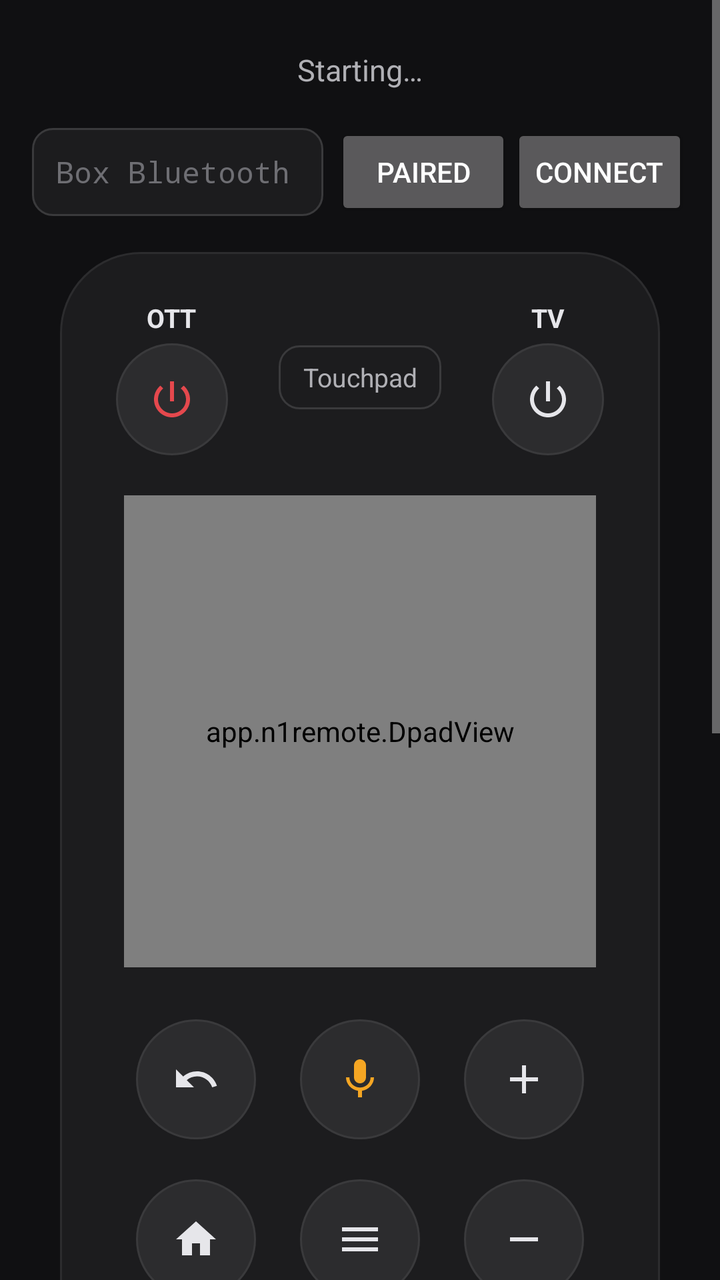
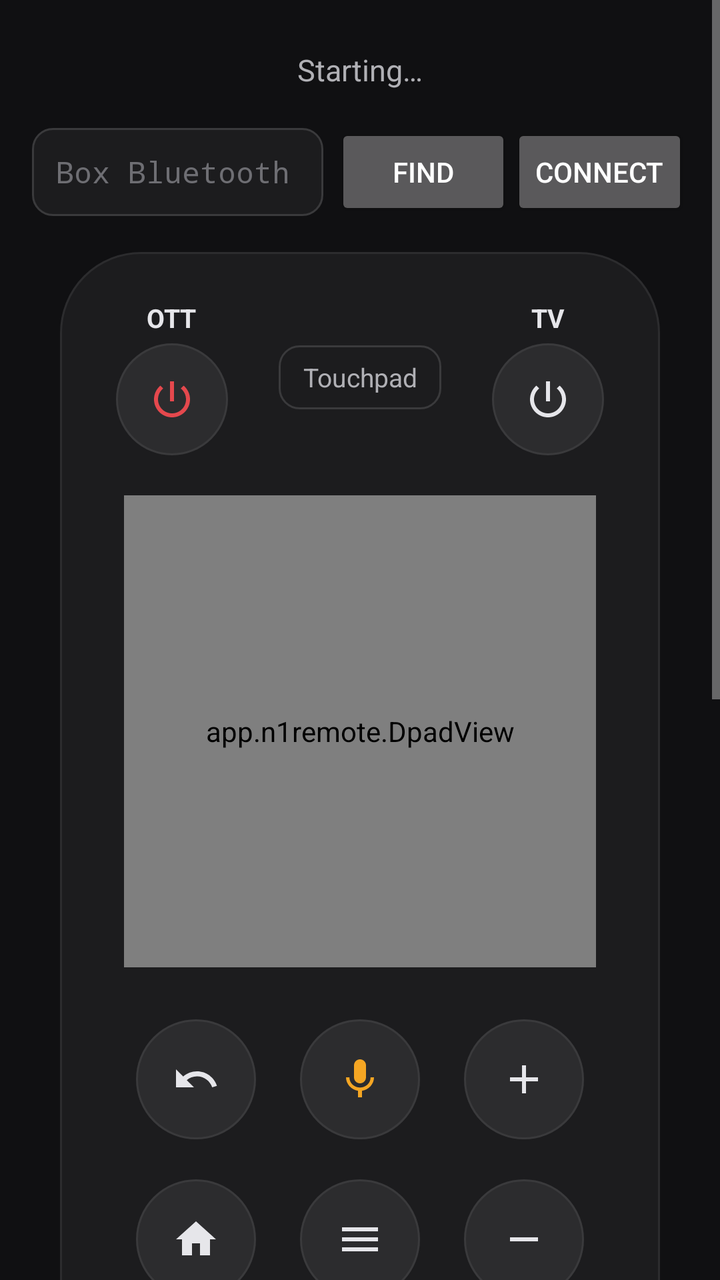

Two renders of the same Android screen: before a commit and after it. Below are the layout's source before the change and the commit's diff.
<!-- AndroidManifest.xml: application theme android:Theme.Material.NoActionBar -->
<!-- res/layout/activity_main.xml -->
<?xml version="1.0" encoding="utf-8"?>
<ScrollView xmlns:android="http://schemas.android.com/apk/res/android"
    android:layout_width="match_parent"
    android:layout_height="match_parent"
    android:background="#FF101012"
    android:fillViewport="true"
    android:fitsSystemWindows="true">

    <LinearLayout
        android:layout_width="match_parent"
        android:layout_height="wrap_content"
        android:gravity="center_horizontal"
        android:orientation="vertical"
        android:padding="16dp">

        <TextView
            android:id="@+id/status"
            android:layout_width="match_parent"
            android:layout_height="wrap_content"
            android:gravity="center"
            android:minLines="2"
            android:text="@string/status_init"
            android:textColor="#FFB0B0B5"
            android:textSize="15sp" />

        <LinearLayout
            android:id="@+id/link_row"
            android:layout_width="match_parent"
            android:layout_height="wrap_content"
            android:layout_marginTop="8dp"
            android:gravity="center_vertical"
            android:orientation="horizontal">

            <EditText
                android:id="@+id/mac"
                android:layout_width="0dp"
                android:layout_height="44dp"
                android:layout_weight="1"
                android:background="@drawable/bg_input"
                android:fontFamily="monospace"
                android:hint="@string/mac_hint"
                android:importantForAutofill="no"
                android:inputType="textCapCharacters|textNoSuggestions"
                android:maxLength="17"
                android:paddingStart="12dp"
                android:paddingEnd="12dp"
                android:singleLine="true"
                android:textColor="#FFFFFFFF"
                android:textColorHint="#FF6E6E73"
                android:textSize="15sp" />

            <Button
                android:id="@+id/pick"
                android:layout_width="wrap_content"
                android:layout_height="wrap_content"
                android:layout_marginStart="6dp"
                android:text="@string/paired" />

            <Button
                android:id="@+id/connect"
                android:layout_width="wrap_content"
                android:layout_height="wrap_content"
                android:text="@string/connect" />
        </LinearLayout>

        <LinearLayout
            android:layout_width="300dp"
            android:layout_height="wrap_content"
            android:layout_marginTop="16dp"
            android:background="@drawable/bg_body"
            android:gravity="center_horizontal"
            android:orientation="vertical"
            android:paddingStart="28dp"
            android:paddingTop="24dp"
            android:paddingEnd="28dp"
            android:paddingBottom="28dp">

            <RelativeLayout
                android:layout_width="match_parent"
                android:layout_height="wrap_content">

                <LinearLayout
                    android:layout_width="wrap_content"
                    android:layout_height="wrap_content"
                    android:layout_alignParentStart="true"
                    android:gravity="center_horizontal"
                    android:orientation="vertical">

                    <TextView
                        android:layout_width="wrap_content"
                        android:layout_height="wrap_content"
                        android:text="OTT"
                        android:textColor="#FFE6E6EA"
                        android:textSize="13sp"
                        android:textStyle="bold" />

                    <ImageButton
                        android:id="@+id/btn_power"
                        android:layout_width="56dp"
                        android:layout_height="56dp"
                        android:layout_marginTop="4dp"
                        android:background="@drawable/btn_round"
                        android:contentDescription="@string/cd_power"
                        android:src="@drawable/ic_power"
                        android:tint="#FFE5484D" />
                </LinearLayout>

                <TextView
                    android:id="@+id/mode"
                    android:layout_width="wrap_content"
                    android:layout_height="32dp"
                    android:layout_centerInParent="true"
                    android:layout_marginTop="12dp"
                    android:background="@drawable/bg_input"
                    android:gravity="center"
                    android:paddingStart="12dp"
                    android:paddingEnd="12dp"
                    android:text="@string/mode_touchpad"
                    android:textColor="#FFB0B0B5"
                    android:textSize="13sp" />

                <LinearLayout
                    android:layout_width="wrap_content"
                    android:layout_height="wrap_content"
                    android:layout_alignParentEnd="true"
                    android:gravity="center_horizontal"
                    android:orientation="vertical">

                    <TextView
                        android:layout_width="wrap_content"
                        android:layout_height="wrap_content"
                        android:text="TV"
                        android:textColor="#FFE6E6EA"
                        android:textSize="13sp"
                        android:textStyle="bold" />

                    <ImageButton
                        android:id="@+id/btn_tv"
                        android:layout_width="56dp"
                        android:layout_height="56dp"
                        android:layout_marginTop="4dp"
                        android:background="@drawable/btn_round"
                        android:contentDescription="@string/cd_tv"
                        android:src="@drawable/ic_power"
                        android:tint="#FFE6E6EA" />
                </LinearLayout>
            </RelativeLayout>

            <app.n1remote.DpadView
                android:id="@+id/dpad"
                android:layout_width="236dp"
                android:layout_height="236dp"
                android:layout_marginTop="20dp" />

            <app.n1remote.TouchpadView
                android:id="@+id/touchpad"
                android:layout_width="236dp"
                android:layout_height="236dp"
                android:layout_marginTop="20dp"
                android:visibility="gone" />

            <LinearLayout
                android:layout_width="wrap_content"
                android:layout_height="wrap_content"
                android:layout_marginTop="26dp"
                android:orientation="horizontal">

                <ImageButton
                    android:id="@+id/btn_back"
                    android:layout_width="60dp"
                    android:layout_height="60dp"
                    android:background="@drawable/btn_round"
                    android:contentDescription="@string/cd_back"
                    android:src="@drawable/ic_back"
                    android:tint="#FFE6E6EA" />

                <ImageButton
                    android:id="@+id/btn_voice"
                    android:layout_width="60dp"
                    android:layout_height="60dp"
                    android:layout_marginStart="22dp"
                    android:layout_marginEnd="22dp"
                    android:background="@drawable/btn_round"
                    android:contentDescription="@string/cd_voice"
                    android:src="@drawable/ic_mic"
                    android:tint="#FFF5A623" />

                <ImageButton
                    android:id="@+id/btn_vol_up"
                    android:layout_width="60dp"
                    android:layout_height="60dp"
                    android:background="@drawable/btn_round"
                    android:contentDescription="@string/cd_vol_up"
                    android:src="@drawable/ic_add"
                    android:tint="#FFE6E6EA" />
            </LinearLayout>

            <LinearLayout
                android:layout_width="wrap_content"
                android:layout_height="wrap_content"
                android:layout_marginTop="20dp"
                android:orientation="horizontal">

                <ImageButton
                    android:id="@+id/btn_home"
                    android:layout_width="60dp"
                    android:layout_height="60dp"
                    android:background="@drawable/btn_round"
                    android:contentDescription="@string/cd_home"
                    android:src="@drawable/ic_home"
                    android:tint="#FFE6E6EA" />

                <ImageButton
                    android:id="@+id/btn_menu"
                    android:layout_width="60dp"
                    android:layout_height="60dp"
                    android:layout_marginStart="22dp"
                    android:layout_marginEnd="22dp"
                    android:background="@drawable/btn_round"
                    android:contentDescription="@string/cd_menu"
                    android:src="@drawable/ic_menu"
                    android:tint="#FFE6E6EA" />

                <ImageButton
                    android:id="@+id/btn_vol_down"
                    android:layout_width="60dp"
                    android:layout_height="60dp"
                    android:background="@drawable/btn_round"
                    android:contentDescription="@string/cd_vol_down"
                    android:src="@drawable/ic_remove"
                    android:tint="#FFE6E6EA" />
            </LinearLayout>

            <TextView
                android:layout_width="wrap_content"
                android:layout_height="wrap_content"
                android:layout_marginTop="40dp"
                android:letterSpacing="0.3"
                android:text="N1 REMOTE"
                android:textColor="#FF8E8E93"
                android:textSize="14sp"
                android:textStyle="bold" />
        </LinearLayout>

        <TextView
            android:layout_width="match_parent"
            android:layout_height="wrap_content"
            android:layout_marginTop="14dp"
            android:lineSpacingExtra="3dp"
            android:text="@string/hint"
            android:textColor="#FF8E8E93"
            android:textSize="13sp" />
    </LinearLayout>
</ScrollView>
<!-- resources referenced by this layout -->
<resources>
  <!-- drawable bg_body (drawable) -->
  <?xml version="1.0" encoding="utf-8"?>
  <shape xmlns:android="http://schemas.android.com/apk/res/android" android:shape="rectangle">
      <solid android:color="#FF1C1C1E" />
      <stroke android:width="1dp" android:color="#FF2C2C2E" />
      <corners android:radius="40dp" />
  </shape>
  <!-- drawable bg_input (drawable) -->
  <?xml version="1.0" encoding="utf-8"?>
  <shape xmlns:android="http://schemas.android.com/apk/res/android" android:shape="rectangle">
      <solid android:color="#FF1C1C1E" />
      <stroke android:width="1dp" android:color="#FF3A3A3C" />
      <corners android:radius="10dp" />
  </shape>
  <!-- drawable ic_add (drawable) -->
  <?xml version="1.0" encoding="utf-8"?>
  <vector xmlns:android="http://schemas.android.com/apk/res/android"
      android:width="24dp" android:height="24dp" android:viewportWidth="24" android:viewportHeight="24">
      <path android:fillColor="#FFFFFFFF" android:pathData="M19,13h-6v6h-2v-6H5v-2h6V5h2v6h6v2z" />
  </vector>
  <!-- drawable ic_home (drawable) -->
  <?xml version="1.0" encoding="utf-8"?>
  <vector xmlns:android="http://schemas.android.com/apk/res/android"
      android:width="24dp" android:height="24dp" android:viewportWidth="24" android:viewportHeight="24">
      <path android:fillColor="#FFFFFFFF" android:pathData="M10,20v-6h4v6h5v-8h3L12,3 2,12h3v8z" />
  </vector>
  <!-- drawable ic_menu (drawable) -->
  <?xml version="1.0" encoding="utf-8"?>
  <vector xmlns:android="http://schemas.android.com/apk/res/android"
      android:width="24dp" android:height="24dp" android:viewportWidth="24" android:viewportHeight="24">
      <path android:fillColor="#FFFFFFFF" android:pathData="M3,18h18v-2H3v2zM3,13h18v-2H3v2zM3,6v2h18V6H3z" />
  </vector>
  <!-- drawable ic_remove (drawable) -->
  <?xml version="1.0" encoding="utf-8"?>
  <vector xmlns:android="http://schemas.android.com/apk/res/android"
      android:width="24dp" android:height="24dp" android:viewportWidth="24" android:viewportHeight="24">
      <path android:fillColor="#FFFFFFFF" android:pathData="M19,13H5v-2h14v2z" />
  </vector>
  <string name="cd_back">Back</string>
  <string name="cd_home">Home</string>
  <string name="cd_menu">Menu</string>
  <string name="cd_power">Box power</string>
  <string name="cd_tv">TV power (HDMI-CEC)</string>
  <string name="cd_voice">Voice</string>
  <string name="cd_vol_down">Volume down</string>
  <string name="cd_vol_up">Volume up</string>
  <string name="connect">Connect</string>
  <string name="hint">First time: enter the box\'s Bluetooth address (box Settings → About → Status) and tap Connect. Confirm the pairing on both the phone and the TV. The app reconnects by itself next time, and keeps retrying for 3 minutes after the link drops. Once connected it stays connected in the background and with the phone locked, and the notification can put the box in standby or disconnect. While connected, the phone\'s volume keys change the box volume.\n\nTV turns only the TV on or off over HDMI-CEC. The Touchpad button in the middle swaps the D-pad for a swipe pad: one swipe moves one item, rest your finger after a swipe to keep moving.\n\nThe power key needs the N1 standby helper on the box: in standby the box goes home, blanks the screen and HDMI signal, asks the TV to sleep over CEC and ignores other keys. Press it again to wake.</string>
  <string name="mac_hint">Box Bluetooth address AA:BB:CC:DD:EE:FF</string>
  <string name="mode_touchpad">Touchpad</string>
  <string name="paired">Paired</string>
  <string name="status_init">Starting…</string>
  <!-- unchanged entries left out for length: 4 -->
</resources>

<!-- the commit's change to res/layout/activity_main.xml (unified diff, before → after) -->
@@ -54,7 +54,7 @@
                 android:layout_width="wrap_content"
                 android:layout_height="wrap_content"
                 android:layout_marginStart="6dp"
-                android:text="@string/paired" />
+                android:text="@string/find" />
 
             <Button
                 android:id="@+id/connect"
<!-- resource entries referenced after the edit -->
@@ -47,10 +47,10 @@
   <string name="cd_vol_down">Volume down</string>
   <string name="cd_vol_up">Volume up</string>
   <string name="connect">Connect</string>
-  <string name="hint">First time: enter the box\'s Bluetooth address (box Settings → About → Status) and tap Connect. Confirm the pairing on both the phone and the TV. The app reconnects by itself next time, and keeps retrying for 3 minutes after the link drops. Once connected it stays connected in the background and with the phone locked, and the notification can put the box in standby or disconnect. While connected, the phone\'s volume keys change the box volume.\n\nTV turns only the TV on or off over HDMI-CEC. The Touchpad button in the middle swaps the D-pad for a swipe pad: one swipe moves one item, rest your finger after a swipe to keep moving.\n\nThe power key needs the N1 standby helper on the box: in standby the box goes home, blanks the screen and HDMI signal, asks the TV to sleep over CEC and ignores other keys. Press it again to wake.</string>
+  <string name="find">Find</string>
+  <string name="hint">First time: open the Bluetooth settings page on the box (it can only be found while that page is open), then tap Find and pick the box to pair. An N1 is called p230 by default. You can also enter the box\'s Bluetooth address (box Settings → About → Status) and tap Connect. Confirm the pairing on both the phone and the TV. The app reconnects by itself next time, and keeps retrying for 3 minutes after the link drops. Once connected it stays connected in the background and with the phone locked, and the notification can put the box in standby or disconnect. While connected, the phone\'s volume keys change the box volume.\n\nTV turns only the TV on or off over HDMI-CEC. The Touchpad button in the middle swaps the D-pad for a swipe pad: one swipe moves one item, rest your finger after a swipe to keep moving.\n\nThe power key needs the N1 standby helper on the box: in standby the box goes home, blanks the screen and HDMI signal, asks the TV to sleep over CEC and ignores other keys. Press it again to wake.</string>
   <string name="mac_hint">Box Bluetooth address AA:BB:CC:DD:EE:FF</string>
   <string name="mode_touchpad">Touchpad</string>
-  <string name="paired">Paired</string>
   <string name="status_init">Starting…</string>
   <!-- unchanged entries left out for length: 4 -->
 </resources>
